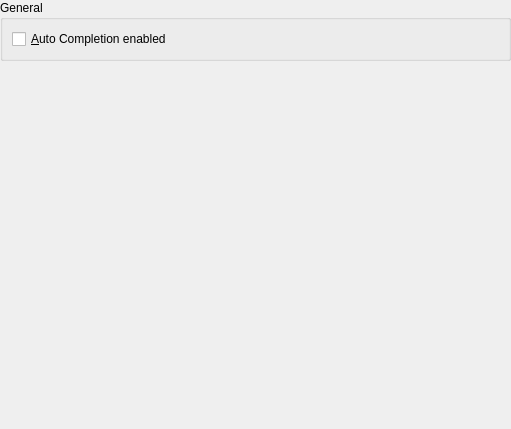
KDE/kate, file part/dialogs/completionconfigtab.ui: the form before one commit.
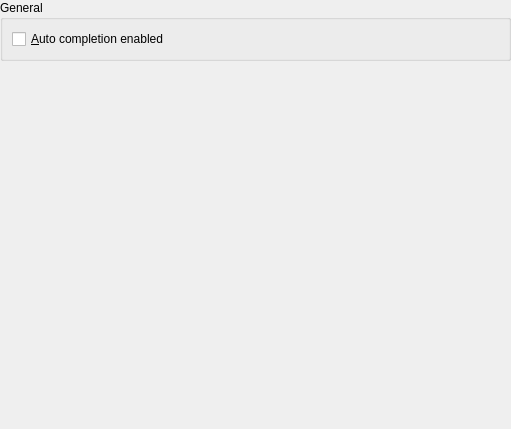
The form after the commit.

Commit message: i18n style guide fixes

The edit to the form file:
```diff
--- a/part/dialogs/completionconfigtab.ui
+++ b/part/dialogs/completionconfigtab.ui
@@ -34,7 +34,7 @@
          <string>If this is enabled, the editor will calculate the number of spaces up to the next tab position as defined by the tab width, and insert that number of spaces instead of a TAB character.</string>
         </property>
         <property name="text" >
-         <string>&amp;Auto Completion enabled</string>
+         <string>&amp;Auto completion enabled</string>
         </property>
        </widget>
       </item>
```
